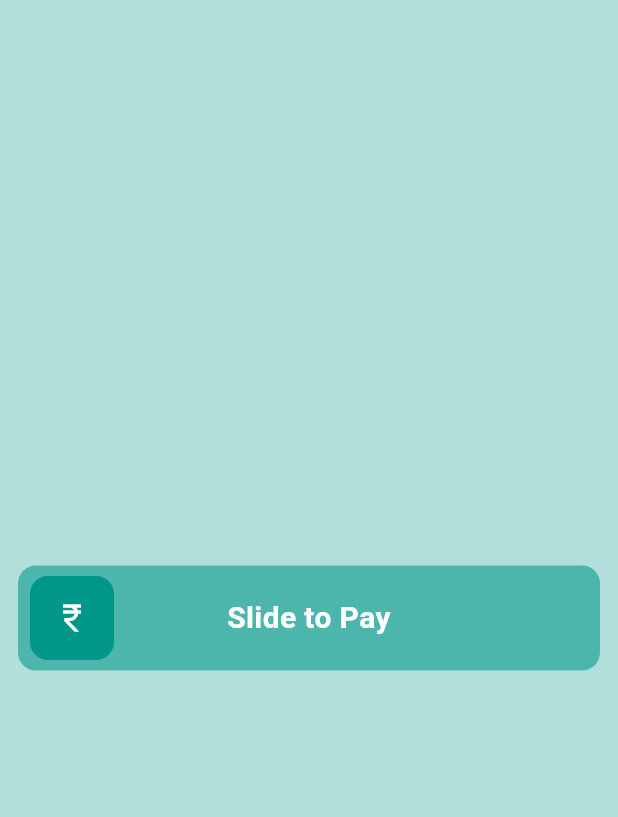
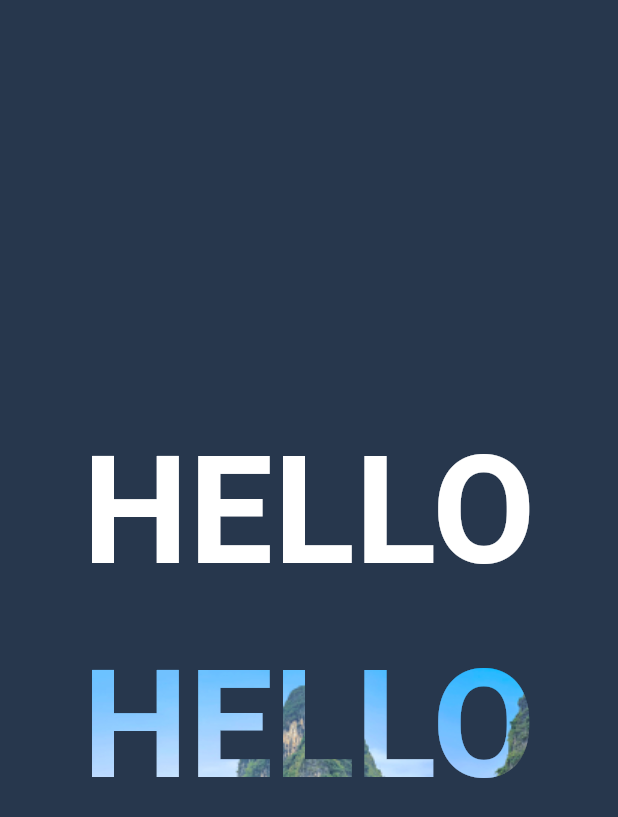
Before and after one commit to aliappdevelop/flutter_samples, a Flutter app: the screen it shows after launch, on a phone screen of 412 x 824 dp. Shown: the top 817 px of the screen. Run offline on Flutter 3.47's test engine with Material 3 defaults, Android fonts, the phone set to English and light mode, and no system bars; drawn by our look-alikes of slide_to_act.

```diff
--- a/lib/main.dart
+++ b/lib/main.dart
@@ -1,5 +1,7 @@
 import 'package:flutter/material.dart';
+import 'package:flutter_samples/mask_text/mask_text.dart';
 import 'package:flutter_samples/slide_to_act/slide_to_act.dart';
+import 'package:flutter_samples/zoom_view/zoom_view.dart';
 
 void main() {
   runApp(const MyApp());
@@ -13,12 +15,13 @@ class MyApp extends StatelessWidget {
   Widget build(BuildContext context) {
     return MaterialApp(
       title: 'Flutter Samples',
-      theme: ThemeData(
-        colorScheme: ColorScheme.fromSeed(seedColor: Colors.deepPurple),
+      theme: ThemeData.dark(
+        //colorScheme: ColorScheme.fromSeed(seedColor: Colors.deepPurple),
         useMaterial3: true,
       ),
       debugShowCheckedModeBanner: false,
-      home: const SlideToAct(),
+      themeMode: ThemeMode.dark,
+      home: const MaskText(),
     );
   }
 }
--- /dev/null
+++ b/lib/mask_text/mask_text.dart
@@ -0,0 +1,73 @@
+import 'dart:async';
+
+import 'package:flutter/material.dart';
+import 'dart:ui' as ui;
+
+class MaskText extends StatelessWidget {
+  const MaskText({super.key});
+
+  @override
+  Widget build(BuildContext context) {
+    return const Scaffold(
+      backgroundColor: Color(0xFF27374D),
+      body: Center(
+        child: Column(
+          mainAxisAlignment: MainAxisAlignment.center,
+          children: [
+            //AssetImage('assets/images/tech.jpg'),
+            Text(
+              'HELLO',
+              style: TextStyle(
+                fontSize: 100,
+                fontWeight: FontWeight.bold,
+                color: Colors.white,
+              ),
+            ),
+            MaskedImage(
+              image: AssetImage('assets/images/nature_1.jpg'),
+              child: Text(
+                'HELLO',
+                style: TextStyle(
+                  fontSize: 100,
+                  fontWeight: FontWeight.bold,
+                ),
+              ),
+            ),
+          ],
+        ),
+      ),
+    );
+  }
+}
+
+class MaskedImage extends StatelessWidget {
+  final Widget child;
+  final AssetImage image;
+
+  const MaskedImage({required this.image, required this.child, super.key});
+
+  @override
+  Widget build(BuildContext context) => FutureBuilder<ui.Image>(
+        future: loadImage(),
+        builder: (context, snap) => snap.hasData
+            ? ShaderMask(
+                blendMode: BlendMode.srcATop,
+                shaderCallback: (bounds) => ImageShader(
+                  snap.data!,
+                  TileMode.mirror,
+                  TileMode.mirror,
+                  Matrix4.identity().storage,
+                ),
+                child: child,
+              )
+            : Container(),
+      );
+
+  Future<ui.Image> loadImage() async {
+    final completer = Completer<ui.Image>();
+    final stream = image.resolve(const ImageConfiguration());
+    stream.addListener(ImageStreamListener((info, _) => completer.complete(info.image)));
+
+    return completer.future;
+  }
+}
```
Also changed, not shown: pubspec.yaml (+2 -50 lines), assets/images/nature_1.jpg (added), assets/images/tech.jpg (added).
